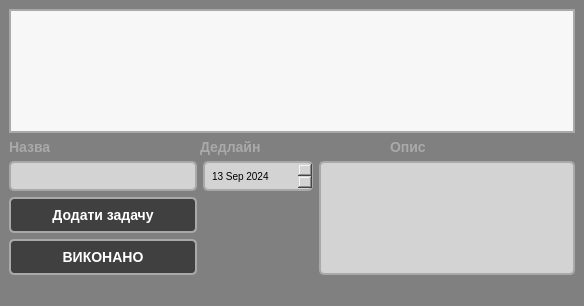
The window that mainwindow.ui (Isaak-VP/Lab7) describes before a commit, drawn with Qt 5.
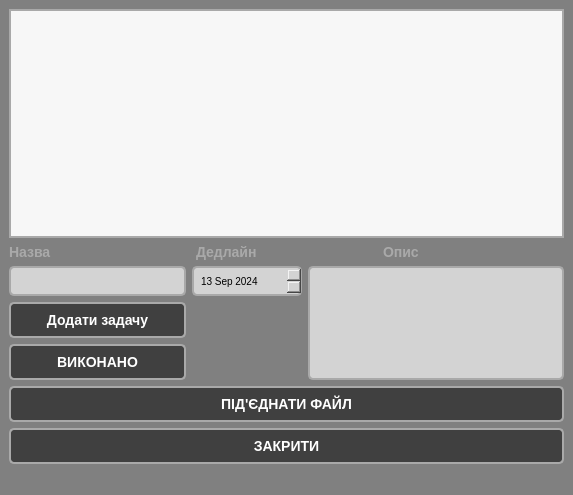
The same window after the commit. Icons and pictures are not drawn.

Commit message: Версія 2: Оновлено функціонал та виправлено збереження у файл

```diff
--- a/mainwindow.ui
+++ b/mainwindow.ui
@@ -6,8 +6,8 @@
    <rect>
     <x>0</x>
     <y>0</y>
-    <width>584</width>
-    <height>306</height>
+    <width>573</width>
+    <height>495</height>
    </rect>
   </property>
   <property name="windowTitle">
@@ -188,6 +188,23 @@
       </item>
      </layout>
     </item>
+    <item>
+     <widget class="QPushButton" name="pushButton">
+      <property name="text">
+       <string>ПІД'ЄДНАТИ ФАЙЛ</string>
+      </property>
+     </widget>
+    </item>
+    <item>
+     <widget class="QPushButton" name="closeButton">
+      <property name="styleSheet">
+       <string notr="true">back-ground-color: whitered;</string>
+      </property>
+      <property name="text">
+       <string>ЗАКРИТИ</string>
+      </property>
+     </widget>
+    </item>
    </layout>
   </widget>
   <widget class="QMenuBar" name="menubar">
```
Left out of the diff: 30 changed lines with no effect on the pictures. The commit also changes 50 other files.
